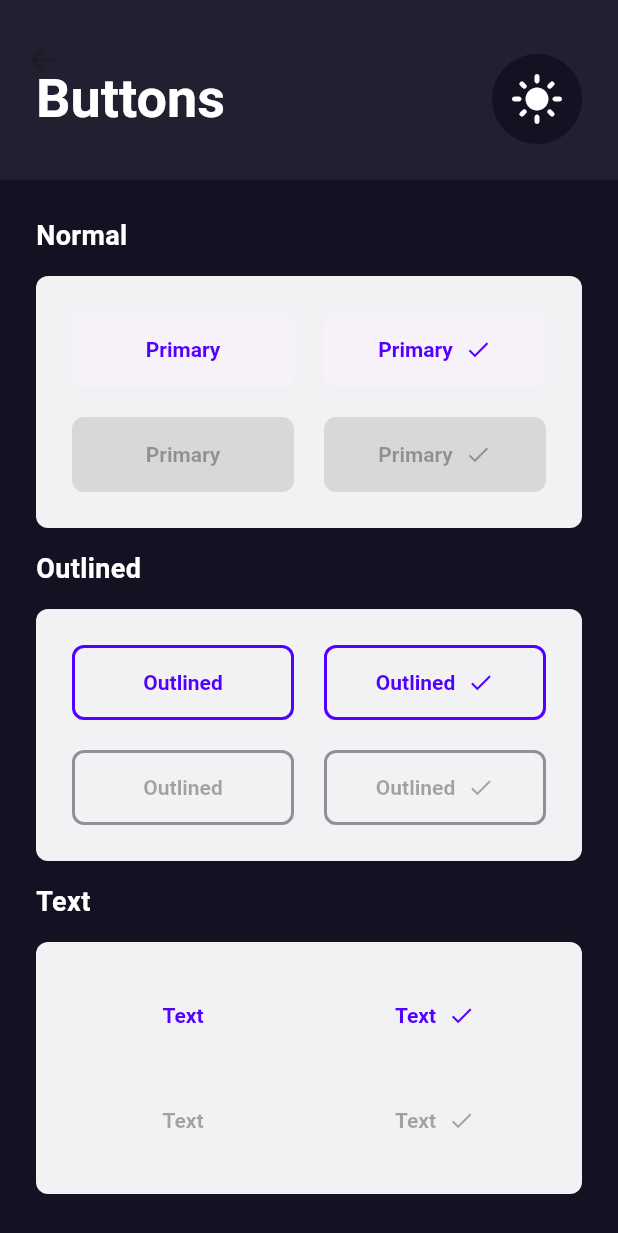
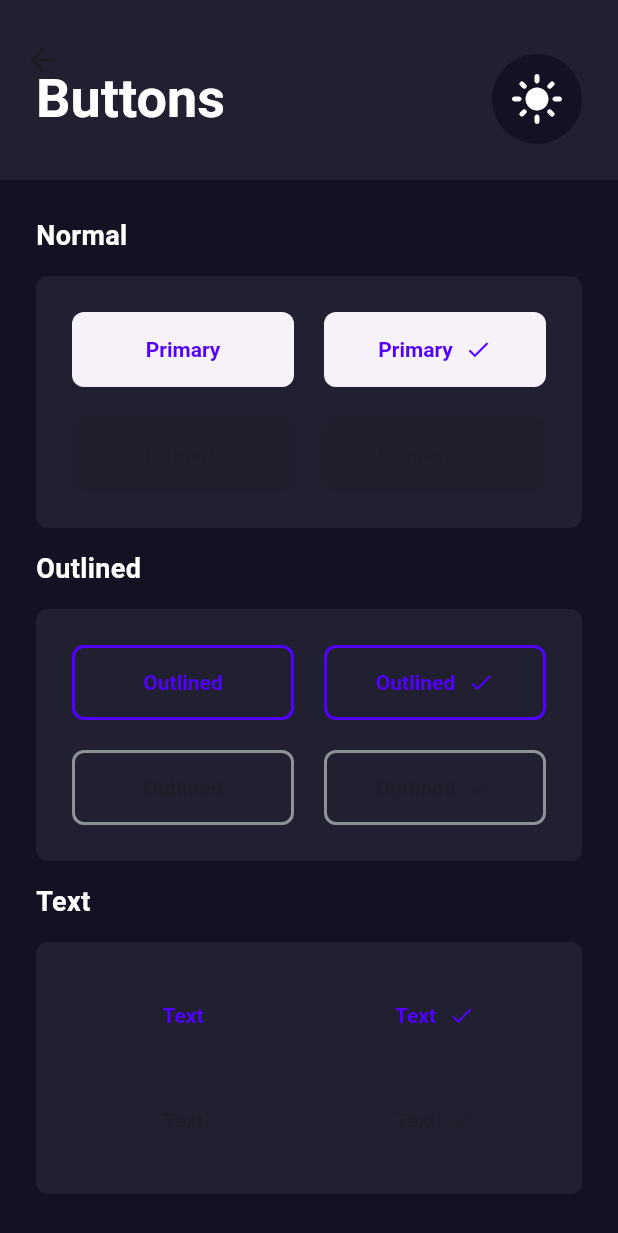
Before and after one commit to bernardoveras/comanda_ui, a Flutter app: the Buttons screen opened directly, after a tap on the "dark mode" icon, on a phone screen of 412 x 824 dp. Shown: the top 1233 px of the screen. Run offline on Flutter 3.47's test engine with Material 2 defaults, Android fonts, the phone set to English and light mode, and no system bars.

Commit message:
Repair theme colors

```diff
--- a/example/lib/button/buttons.dart
+++ b/example/lib/button/buttons.dart
@@ -1,6 +1,6 @@
-import 'package:comanda_ui/shared/colors.dart';
 import 'package:example/button/comanda_button.dart';
 import 'package:example/shared/component_appbar.dart';
+import 'package:example/shared/component_card.dart';
 import 'package:example/shared/component_header.dart';
 import 'package:flutter/material.dart';
 
@@ -135,35 +135,11 @@ class Buttons extends StatelessWidget {
               crossAxisAlignment: CrossAxisAlignment.start,
               children: <Widget>[
                 const ComponentHeader(title: 'Normal'),
-                Container(
-                  padding: const EdgeInsets.all(24),
-                  margin: const EdgeInsets.symmetric(vertical: 14),
-                  decoration: BoxDecoration(
-                    color: ComandaBetColors.textFieldLight,
-                    borderRadius: BorderRadius.circular(8),
-                  ),
-                  child: _buildFilledButtons(context),
-                ),
+                ComponentCard(child: _buildFilledButtons(context)),
                 const ComponentHeader(title: 'Outlined'),
-                Container(
-                  padding: const EdgeInsets.all(24),
-                  margin: const EdgeInsets.symmetric(vertical: 14),
-                  decoration: BoxDecoration(
-                    color: ComandaBetColors.textFieldLight,
-                    borderRadius: BorderRadius.circular(8),
-                  ),
-                  child: _buildOutlinedButtons(context),
-                ),
+                ComponentCard(child: _buildOutlinedButtons(context)),
                 const ComponentHeader(title: 'Text'),
-                Container(
-                  padding: const EdgeInsets.all(24),
-                  margin: const EdgeInsets.symmetric(vertical: 14),
-                  decoration: BoxDecoration(
-                    color: ComandaBetColors.textFieldLight,
-                    borderRadius: BorderRadius.circular(8),
-                  ),
-                  child: _buildTextButtons(context),
-                ),
+                ComponentCard(child: _buildTextButtons(context)),
               ],
             ),
           ),
--- a/example/lib/button/comanda_button.dart
+++ b/example/lib/button/comanda_button.dart
@@ -6,6 +6,7 @@ import 'package:flutter/material.dart';
 
 enum Position { left, right }
 
+// ignore: must_be_immutable
 class ComandaButton extends StatelessWidget {
   ComandaButton(
     String text, {
--- a/example/lib/checkbox/checkboxes.dart
+++ b/example/lib/checkbox/checkboxes.dart
@@ -1,4 +1,3 @@
-import 'package:comanda_ui/shared/colors.dart';
 import 'package:example/shared/component_appbar.dart';
 import 'package:flutter/material.dart';
 
@@ -7,7 +6,7 @@ import '../shared/component_header.dart';
 import 'comanda_checkbox.dart';
 
 class CheckBoxes extends StatefulWidget {
-  CheckBoxes({Key? key}) : super(key: key);
+  const CheckBoxes({Key? key}) : super(key: key);
 
   @override
   State<CheckBoxes> createState() => _CheckBoxesState();
--- a/example/lib/checkbox/comanda_checkbox.dart
+++ b/example/lib/checkbox/comanda_checkbox.dart
@@ -26,7 +26,7 @@ class ComandaCheckBox extends StatelessWidget {
     }
 
     if (_value == true) return ComandaBetColors.primary;
-    return const Color(0xFF242435);
+    return const Color(0xFF2D2D44);
   }
 
   Color _backgroundColor(BuildContext context) {
--- a/example/lib/main.dart
+++ b/example/lib/main.dart
@@ -44,7 +44,8 @@ class _ApplicationState extends State<Application> with WidgetsBindingObserver {
         darkTheme: CBTheme.dark,
         theme: CBTheme.light,
         themeMode: theme == Brightness.light ? ThemeMode.light : ThemeMode.dark,
-        home: CheckBoxes(),
+        // home: Buttons(),
+        home: const CheckBoxes(),
       ),
     );
   }
--- a/example/lib/shared/component_card.dart
+++ b/example/lib/shared/component_card.dart
@@ -2,9 +2,11 @@ import 'package:comanda_ui/shared/colors.dart';
 import 'package:flutter/material.dart';
 
 class ComponentCard extends StatelessWidget {
-  const ComponentCard({Key? key, this.child}) : super(key: key);
+  const ComponentCard({Key? key, this.child, this.backgroundColor, this.borderColor}) : super(key: key);
 
   final Widget? child;
+  final Color? backgroundColor;
+  final Color? borderColor;
 
   @override
   Widget build(BuildContext context) {
@@ -12,11 +14,11 @@ class ComponentCard extends StatelessWidget {
       padding: const EdgeInsets.all(24),
       margin: const EdgeInsets.symmetric(vertical: 14),
       decoration: BoxDecoration(
-        color: Theme.of(context).brightness == Brightness.light ? ComandaBetColors.textFieldLight : ComandaBetColors.dark100,
+        color: backgroundColor ?? (Theme.of(context).brightness == Brightness.light ? ComandaBetColors.textFieldLight : ComandaBetColors.dark50),
         borderRadius: BorderRadius.circular(8),
-        border: Theme.of(context).brightness == Brightness.dark
+        border: borderColor != null
             ? Border.all(
-                color: ComandaBetColors.primary,
+                color: borderColor!,
                 width: 1.5,
               )
             : null,
```
